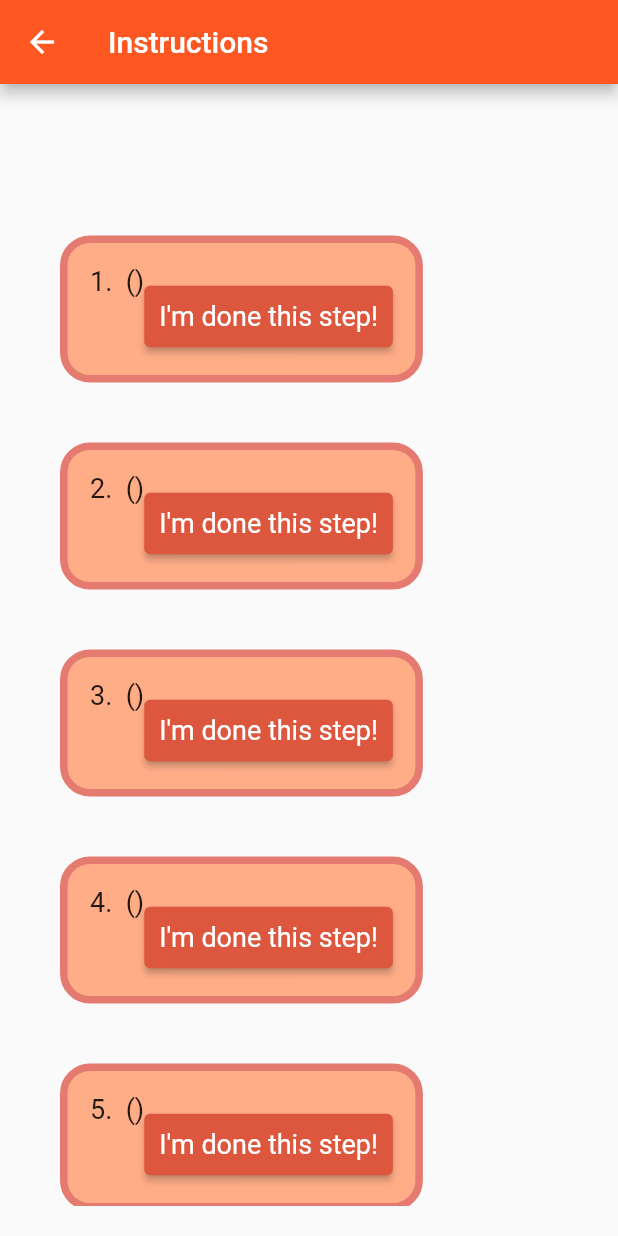
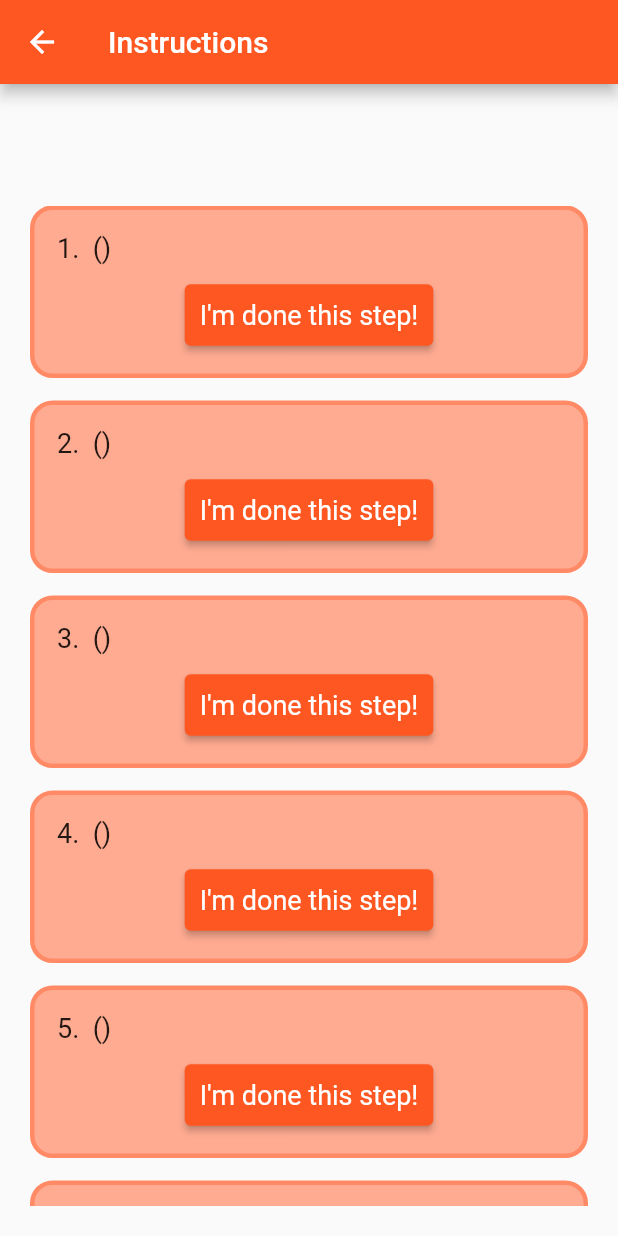
Before and after one commit to aurchond/KitchenBuddies, a Flutter app: the InstructionsScreen screen opened directly, on a phone screen of 412 x 824 dp. Run offline on Flutter 3.47's test engine with Material 2 defaults, Android fonts, the light colour scheme and no system bars; our stand-ins replace cloud_firestore, firebase_auth, firebase_core, firebase_messaging, flutter_local_notifications, flutter_spinkit; accounts and stored records are empty; network calls fail.

Commit message:
centered buttons on instructions screen

```diff
--- a/first_app/lib/widgets/grouped_button_text.dart
+++ b/first_app/lib/widgets/grouped_button_text.dart
@@ -4,19 +4,18 @@ import 'package:flutter/material.dart';
 Widget groupedButtonText(
     String text, String buttonText, String token, final fcmProvider) {
   return Padding(
-    padding: const EdgeInsets.all(20.0),
+    padding: const EdgeInsets.only(bottom: 15),
     child: Row(
       children: [
         Flexible(
           child: Container(
               decoration: BoxDecoration(
-                borderRadius: BorderRadius.circular(20),
-                color: Color.fromARGB(255, 255, 173, 135),
-                border: Border.all(
-                    width: 5, color: Color.fromARGB(255, 228, 122, 112)),
+                borderRadius: BorderRadius.circular(15),
+                color: Colors.deepOrange.shade200,
+                border: Border.all(width: 3, color: Colors.deepOrange.shade300),
               ),
               padding: const EdgeInsets.all(15),
-              child: Column(mainAxisSize: MainAxisSize.min, children: [
+              child: Column(children: [
                 Wrap(
                     alignment: WrapAlignment.spaceBetween,
                     runAlignment: WrapAlignment.spaceBetween,
@@ -30,12 +29,12 @@ Widget groupedButtonText(
                       ),
                       Padding(
                         padding: const EdgeInsets.only(top: 10),
+                        child: Center(
                           child: ElevatedButton(
                             style: ElevatedButton.styleFrom(
                                 textStyle: const TextStyle(fontSize: 18),
                                 padding: const EdgeInsets.all(10),
-                              backgroundColor:
-                                  Color.fromARGB(255, 221, 86, 62)),
+                                backgroundColor: Colors.deepOrange),
                             onPressed: () {
                               fcmProvider.sendNotification(
                                   token: token,
@@ -45,6 +44,7 @@ Widget groupedButtonText(
                             child: Text(buttonText),
                           ),
                         ),
+                      ),
                     ]),
               ])),
         ),
```
Lines whose indentation alone changed are shown as unchanged.
